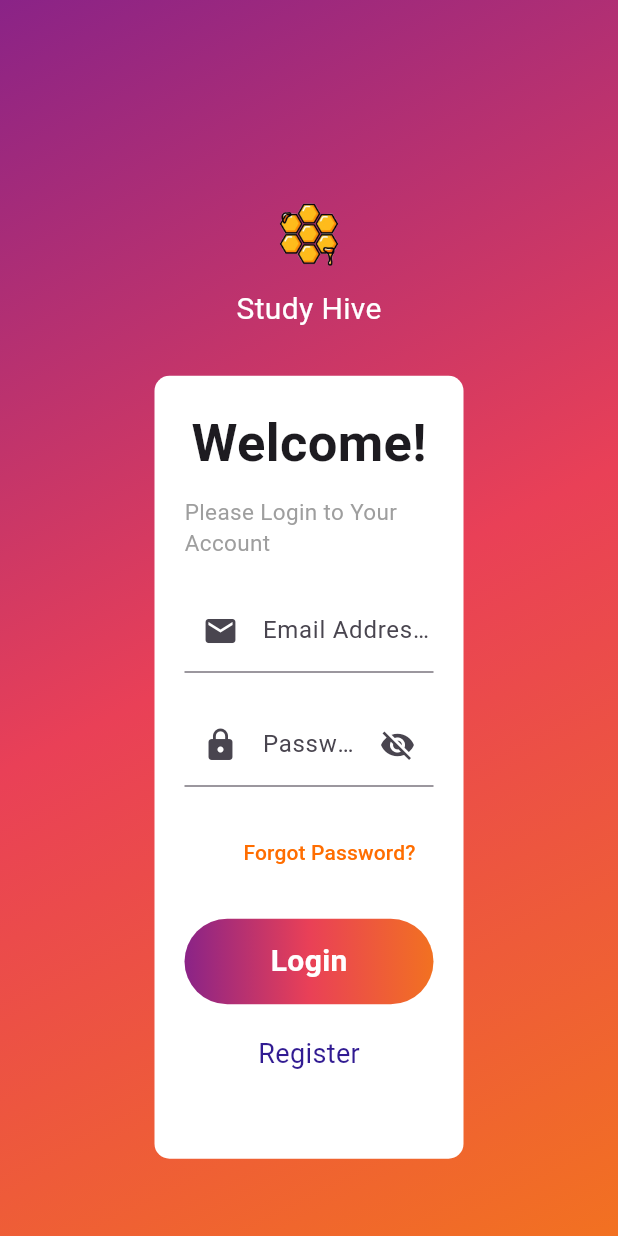
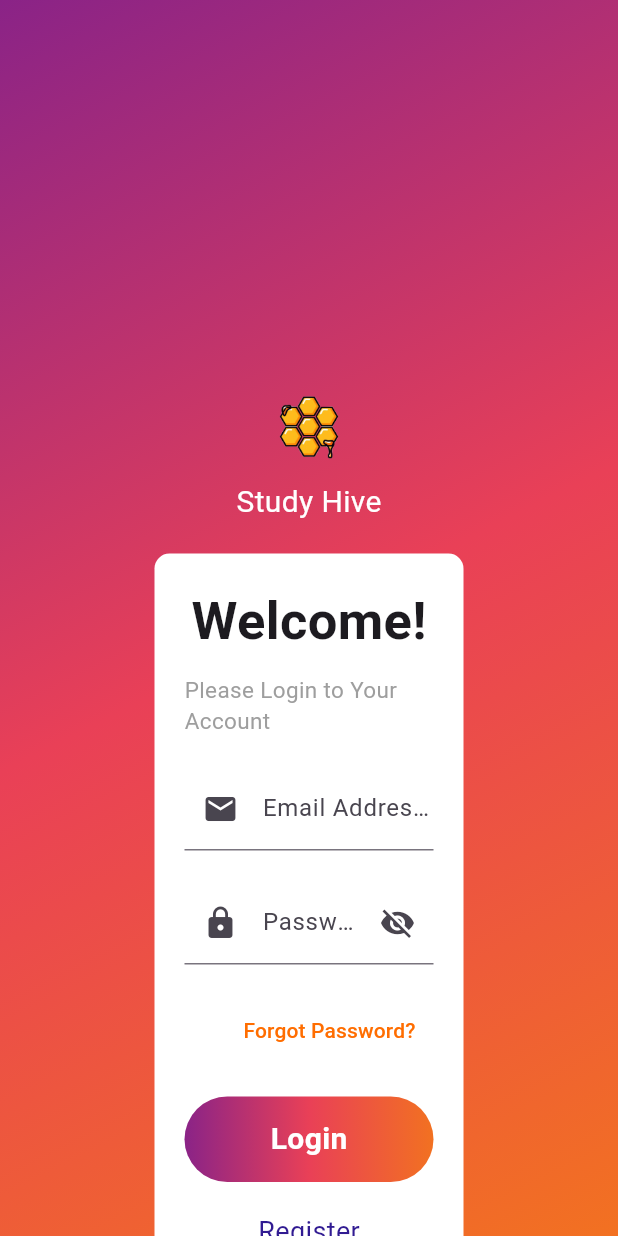
Before and after one commit to student-study-matcher/StudyHiveMaster, a Flutter app: the screen it shows after launch, on a phone screen of 412 x 824 dp. Run offline on Flutter 3.47's test engine with Material 3 defaults, Android fonts, the phone set to English and light mode, and no system bars; our stand-ins replace cloud_firestore, file_picker, firebase_auth, firebase_core, firebase_database, firebase_storage; missing offline and left inert: image_picker_web; accounts and stored records are empty.

Commit message:
Update Login.dart

```diff
--- a/lib/Login.dart
+++ b/lib/Login.dart
@@ -116,10 +116,9 @@ class _LoginState extends State<Login> {
             ),
           ),
           child: Column(
-            mainAxisAlignment: MainAxisAlignment.center,
             crossAxisAlignment: CrossAxisAlignment.center,
             children: [
-              SizedBox(height: 80),
+              SizedBox(height: 260),
               Image.asset(
                 'assets/logo.png',
                 width: 150,
@@ -133,7 +132,7 @@ class _LoginState extends State<Login> {
                   fontSize: 20,
                 ),
               ),
-              SizedBox(height: 30),
+              SizedBox(height: 20),
               Container(
                 padding: EdgeInsets.all(20),
                 width: MediaQuery.of(context).size.width * 0.5,
@@ -239,14 +238,14 @@ class _LoginState extends State<Login> {
                         );
                       },
                       child: Text(
-                        'Register',
-                        style: TextStyle(
-                          color: Colors.deepPurple[900],
-                          fontSize: 18,
+                          'Register',
+                          style: TextStyle(
+                            color: Colors.deepPurple[900],
+                            fontSize: 18,
                           )
 
-                        ),
                       ),
+                    ),
 
                     SizedBox(height: 16),
                     Text(
```
